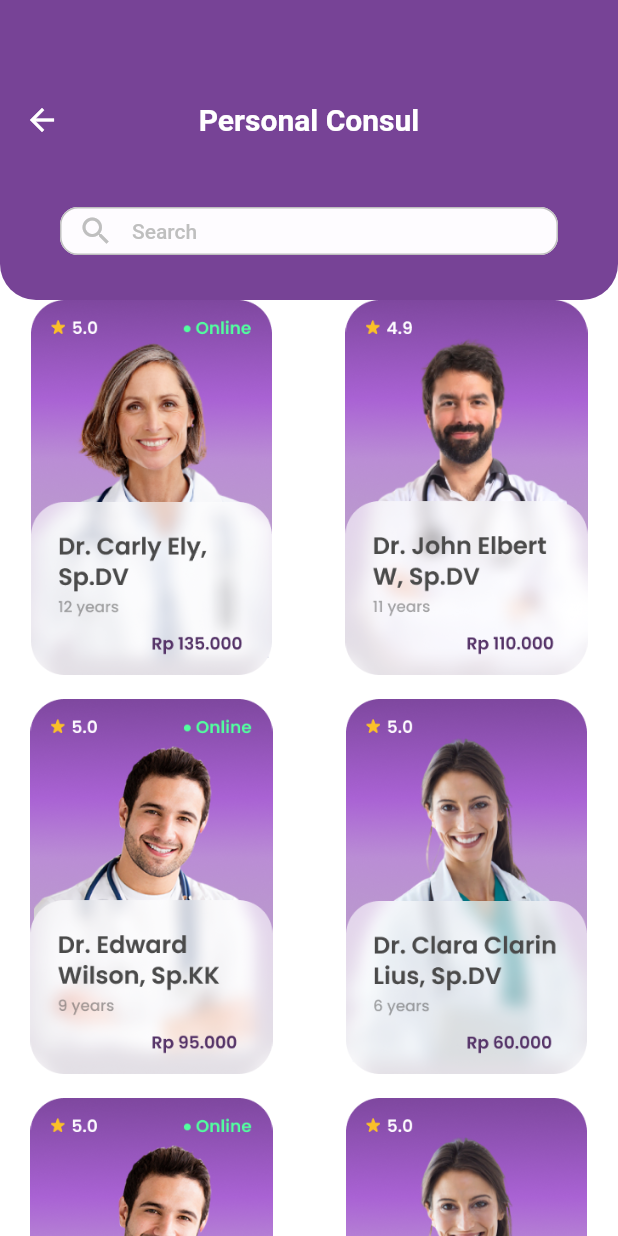
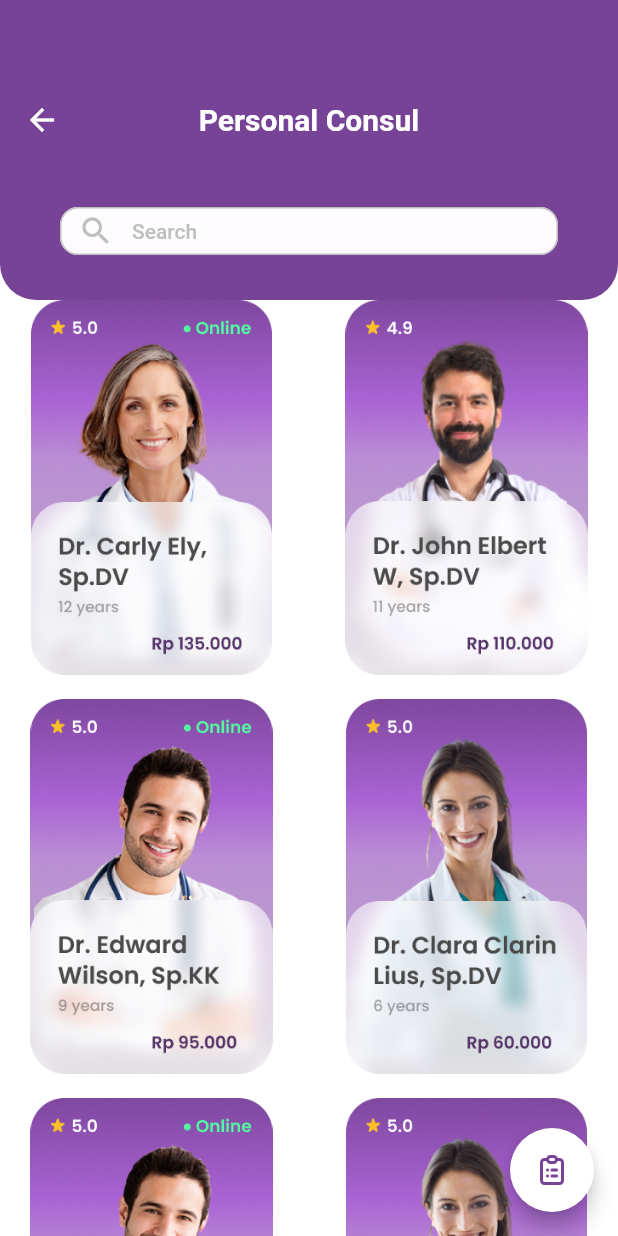
Before and after one commit to Ree-Tech/brightme-frontend, a Flutter app: the PersonalConsulPage screen opened by its route, on a phone screen of 412 x 824 dp. Run offline on Flutter 3.47's test engine with Material 2 defaults, Android fonts, the phone set to English and light mode, and no system bars; our stand-ins replace action_slider, bloc, calendar_date_picker2, camera, carousel_slider, dio and 17 more; missing offline and left inert: another_stepper; accounts and stored records are empty; generated files the repository leaves out were written again; Roboto replaces fonts that are missing (Poppins).

Commit message:
add: floating action button to order tab

```diff
--- a/lib/pages/homepage/personal_consul/personal_consul_page.dart
+++ b/lib/pages/homepage/personal_consul/personal_consul_page.dart
@@ -10,6 +10,16 @@ class PersonalConsulPage extends StatelessWidget {
   @override
   Widget build(BuildContext context) {
     return Scaffold(
+      floatingActionButton: FloatingActionButton(
+        onPressed: () => Navigator.pushNamed(context, orderPersonalConsulroute),
+        shape: const CircleBorder(),
+        backgroundColor: whiteColor,
+        child: Image.asset(
+          "assets/images/icon_clipboard.jpg",
+          width: 24,
+          height: 24,
+        ),
+      ),
       body: NestedScrollView(
         headerSliverBuilder: (context, innerBoxIsScrolled) => [
           SliverAppBar(
```
